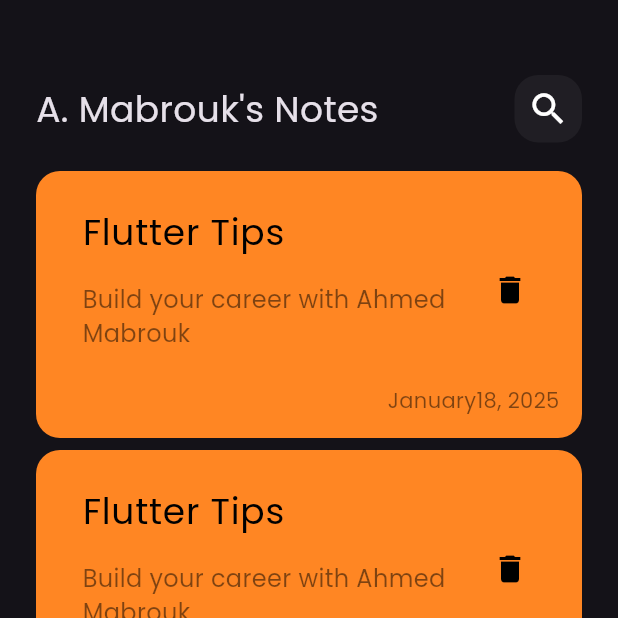
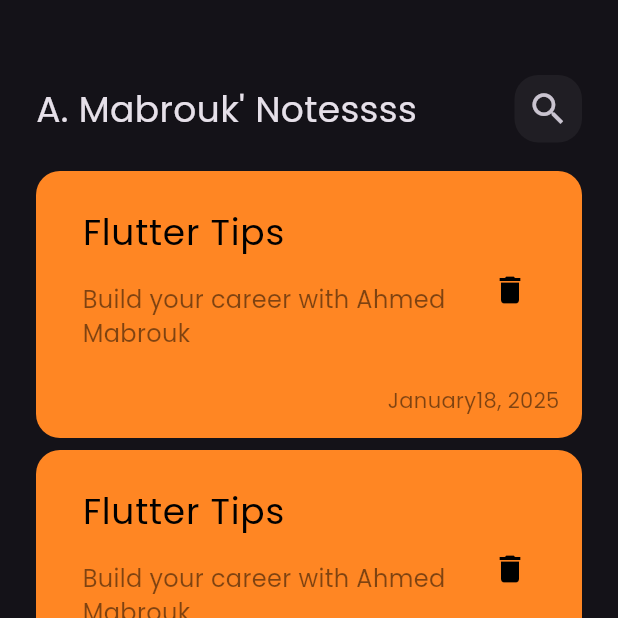
Before and after one commit to Ahmedmabrouk7/notes_app, a Flutter app: the screen it shows after launch, on a phone screen of 412 x 824 dp, the top half of it. Run offline on Flutter 3.47's test engine with Material 3 defaults, Android fonts, the phone set to English and light mode, and no system bars.

Commit message:
end screens

```diff
--- a/lib/main.dart
+++ b/lib/main.dart
@@ -6,7 +6,7 @@ void main() {
 }
 
 class NotesApp extends StatelessWidget {
-  const NotesApp({Key? key}) : super(key: key);
+  const NotesApp({super.key});
 
   // This widget is the root of your application.
   @override
--- a/lib/views/widgets/custom_app_bar.dart
+++ b/lib/views/widgets/custom_app_bar.dart
@@ -1,21 +1,27 @@
 import 'package:flutter/material.dart';
-import 'package:noteapp/views/widgets/custom_icon.dart';
+//import 'package:noteapp/views/widgets/custom_icon.dart';
+import 'custom_icon.dart';
 
 class CustomAppBar extends StatelessWidget {
-  const CustomAppBar({super.key});
+  const CustomAppBar({super.key, required this.title, required this.icon});
+
+  final String title;
+  final IconData icon;
 
   @override
   Widget build(BuildContext context) {
     return Row(
-      children: const [
+      mainAxisAlignment: MainAxisAlignment.spaceBetween,
+      children: [
         Text(
-          "A. Mabrouk's Notes",
-          style: TextStyle(
+          title,
+          style: const TextStyle(
             fontSize: 24,
           ),
         ),
-        Spacer(),
-        CustomSearchIcon(),
+        CustomSearchIcon(
+          icon: icon,
+        ),
       ],
     );
   }
--- a/lib/views/widgets/custom_icon.dart
+++ b/lib/views/widgets/custom_icon.dart
@@ -1,8 +1,9 @@
 import 'package:flutter/material.dart';
 
+class CustomSearchIcon extends StatelessWidget {
+  const CustomSearchIcon({super.key, required this.icon});
 
-class CustomSearchIcon extends StatelessWidget {
-  const CustomSearchIcon({super.key});
+  final IconData icon;
 
   @override
   Widget build(BuildContext context) {
@@ -13,8 +14,9 @@ class CustomSearchIcon extends StatelessWidget {
         color: Colors.white.withOpacity(.05),
         borderRadius: BorderRadius.circular(16),
       ),
-      child: const Center(
-        child: Icon(
+      child: IconButton(
+        onPressed: () {},
+        icon: const Icon(
           Icons.search,
           size: 28,
         ),
--- a/lib/views/widgets/notes_list_view.dart
+++ b/lib/views/widgets/notes_list_view.dart
@@ -7,10 +7,10 @@ class NotesListView extends StatelessWidget {
   @override
   Widget build(BuildContext context) {
     return Padding(
-      padding: EdgeInsets.symmetric(vertical: 15),
+      padding: const EdgeInsets.symmetric(vertical: 15),
       child: ListView.builder(itemBuilder: (context, index) {
-        return Padding(
-          padding: const EdgeInsets.symmetric(vertical: 4),
+        return const Padding(
+          padding: EdgeInsets.symmetric(vertical: 4),
           child: NoteItem(),
         );
       }),
--- a/lib/views/widgets/notes_view_body.dart
+++ b/lib/views/widgets/notes_view_body.dart
@@ -14,7 +14,10 @@ class NotesViewBody extends StatelessWidget {
           SizedBox(
             height: 50,
           ),
-          CustomAppBar(),
+          CustomAppBar(
+            title: "A. Mabrouk' Notessss",
+            icon: Icons.search,
+          ),
           Expanded(child: NotesListView()),
         ],
       ),
```
Also changed, not shown: lib/models/note_model.dart (added, +13 -0 lines), lib/views/widgets/edit_view_body.dart (+27 -1 lines).
